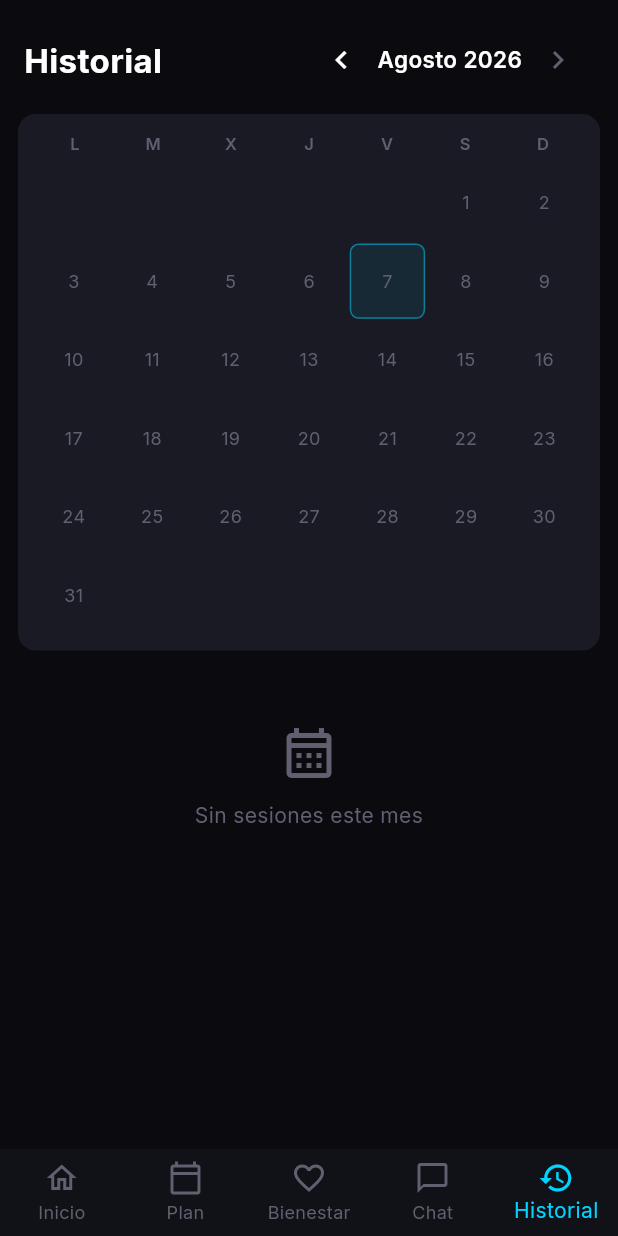
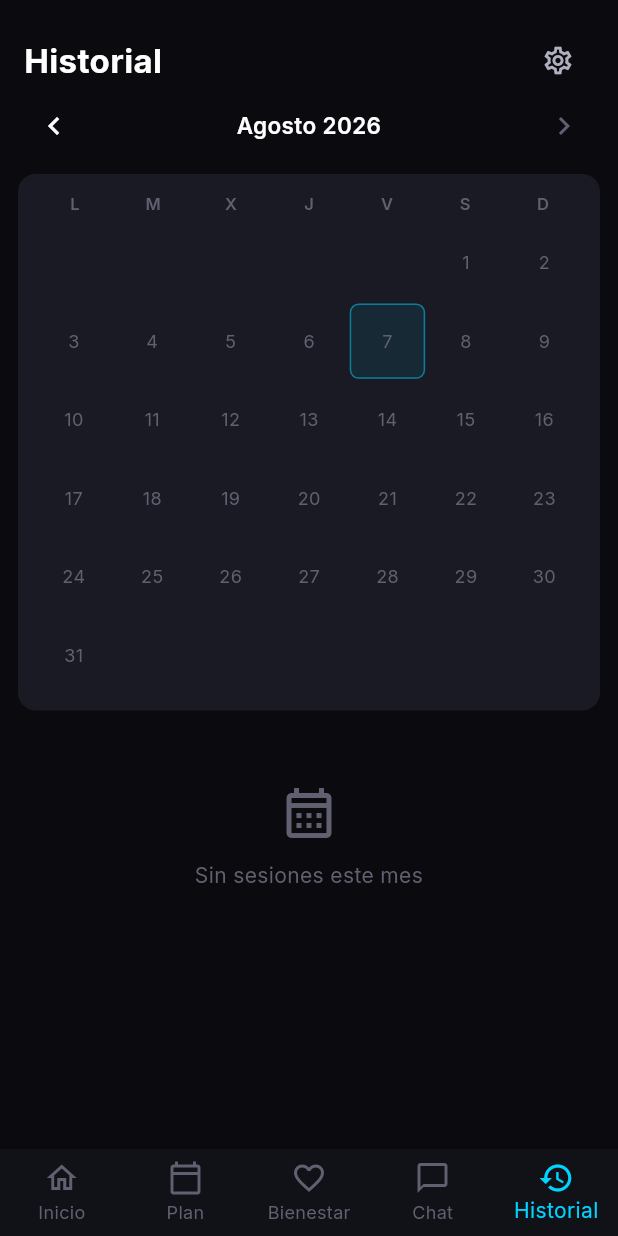
Before and after one commit to ritmooptimo-bot/RitmoOptimo, a Flutter app: the HistoryScreen screen opened by its route, on a phone screen of 412 x 824 dp. Run offline on Flutter 3.47's test engine with Material 3 defaults, Android fonts, the phone set to English and light mode, and no system bars; our stand-ins replace app_links, audioplayers, camera, dio, fl_chart, flutter_blue_plus and 16 more; accounts and stored records are empty; network calls fail; statements that could not run were skipped.

Commit message:
v7.19.0: los Ajustes, a mano desde cualquier pestaña
Habia UN solo acceso en toda la app: un icono de 20 px en una esquina de Inicio,
resto de cuando Ajustes era pestaña de la barra inferior. Al entrar el Chat perdio
su sitio y quedo ahi colgando. David dejo de encontrar donde cambiar el color de
la app — no porque se hubiera roto, sino porque el camino se habia escondido.

Ahora la rueda dentada esta en la cabecera de las CINCO: Inicio, Plan, Bienestar,
Chat e Historial.

- `lib/widgets/boton_ajustes.dart`: un solo widget, no cinco copias. Cinco copias
  acaban divergiendo y entonces el engranaje se ve distinto segun la pestaña.
  Lleva `compacto` para los dos sitios donde la fila va apretada.
- Abre con `push`, no `go`: Ajustes se pone ENCIMA de donde estabas y al volver
  sigues ahi. Con cinco puertas de entrada, perder el sitio se notaria cinco veces
  mas.

⚠️ EL DE HISTORIAL NO SE VEIA, Y SOLO SE VIO MIRANDO LA PANTALLA.

Su cabecera es propia, no un AppBar, y metia en la MISMA fila el titulo, las dos
flechas, el mes y el engranaje. Con la letra del sistema al 180 % no caben, y el
ultimo se sale de la pantalla SIN AVISAR: un Row recorta callado, no protesta.
Compilaba, el analizador no decia nada, y el boton sencillamente no estaba.
Titulo y mes pasan a filas distintas.

De paso, "CHECK-IN DIARIO" deja las mayusculas con letterSpacing 2 y pasa a
"Check-in diario": con la letra grande se lee peor y ocupa mas.

Verificado en el movil, pestaña por pestaña.

Co-Authored-By: Claude Fable 5 <noreply@anthropic.com>

```diff
--- a/lib/screens/chat/chat_screen.dart
+++ b/lib/screens/chat/chat_screen.dart
@@ -4,6 +4,7 @@ import 'package:flutter_riverpod/flutter_riverpod.dart';
 import '../../providers/skin_provider.dart';
 import '../../providers/chat_provider.dart';
 import '../../config/skins/skin_config.dart';
+import '../../widgets/boton_ajustes.dart';
 
 class ChatScreen extends ConsumerStatefulWidget {
   const ChatScreen({super.key});
@@ -94,6 +95,7 @@ class _ChatScreenState extends ConsumerState<ChatScreen> {
             Text('Ritmo Óptimo · estamos contigo', style: TextStyle(color: skin.textMuted, fontSize: 11)),
           ],
         ),
+        actions: const [BotonAjustes()],
       ),
       body: Column(
         children: [
--- a/lib/screens/history/history_screen.dart
+++ b/lib/screens/history/history_screen.dart
@@ -6,6 +6,7 @@ import '../../providers/skin_provider.dart';
 import '../../models/sport.dart';
 import '../../config/skins/skin_config.dart';
 import '../../core/network/api_client.dart';
+import '../../widgets/boton_ajustes.dart';
 
 class HistoryScreen extends ConsumerStatefulWidget {
   const HistoryScreen({super.key});
@@ -283,30 +284,51 @@ class _Header extends StatelessWidget {
       child: Column(
         crossAxisAlignment: CrossAxisAlignment.start,
         children: [
+          // ⚠️ TÍTULO Y MES EN FILAS DISTINTAS.
+          //
+          // Iban los cuatro en la misma: "Historial", las dos flechas, el mes y
+          // el engranaje. Con la letra del sistema al 180 % no caben, y el que
+          // sobra —el último— se sale de la pantalla sin avisar: el engranaje
+          // simplemente no aparecía. Un Row no protesta al recortar, se queda
+          // callado, y por eso hay que MIRAR la pantalla y no solo el código.
           Row(
             children: [
-              Text('Historial', style: TextStyle(
+              Expanded(
+                child: Text('Historial',
+                  maxLines: 1, overflow: TextOverflow.ellipsis,
+                  style: TextStyle(
                     color: skin.textPrimary,
                     fontSize: 22,
                     fontWeight: FontWeight.w700,
                   )),
-              const Spacer(),
+              ),
+              const BotonAjustes(),
+            ],
+          ),
+          Row(
+            children: [
               IconButton(
                 icon: Icon(Icons.chevron_left, color: skin.textPrimary),
                 onPressed: onPrev,
+                visualDensity: VisualDensity.compact,
               ),
-              Text(
+              Expanded(
+                child: Text(
                   '${monthNames[m.month]} ${m.year}',
+                  textAlign: TextAlign.center,
+                  maxLines: 1, overflow: TextOverflow.ellipsis,
                   style: TextStyle(
                     color: skin.textPrimary,
                     fontSize: 15,
                     fontWeight: FontWeight.w600,
                   ),
                 ),
+              ),
               IconButton(
                 icon: Icon(Icons.chevron_right,
                     color: isNow ? skin.textMuted : skin.textPrimary),
                 onPressed: isNow ? null : onNext,
+                visualDensity: VisualDensity.compact,
               ),
             ],
           ),
--- a/lib/screens/plan/week_plan_screen.dart
+++ b/lib/screens/plan/week_plan_screen.dart
@@ -6,6 +6,7 @@ import 'competitions_sheet.dart';
 import '../../providers/plan_calendar_provider.dart';
 import '../../config/skins/skin_config.dart';
 import '../../core/network/api_client.dart';
+import '../../widgets/boton_ajustes.dart';
 
 // Vista LISTA (semanal) — FutureProvider autoDispose: se reinicia al abrir.
 final _weekPlanProvider =
@@ -142,6 +143,7 @@ class _WeekPlanScreenState extends ConsumerState<WeekPlanScreen> {
             color: skin.accent,
             onPressed: () => _abrirCompeticiones(context),
           ),
+          const BotonAjustes(),
         ],
       ),
       body: Column(
--- /dev/null
+++ b/lib/widgets/boton_ajustes.dart
@@ -0,0 +1,42 @@
+import 'package:flutter/material.dart';
+import 'package:flutter_riverpod/flutter_riverpod.dart';
+import 'package:go_router/go_router.dart';
+import '../providers/skin_provider.dart';
+
+/// La rueda dentada que lleva a Ajustes, en la cabecera de TODAS las pestañas.
+///
+/// Antes había un único acceso en toda la app: un icono de 20 px en una esquina
+/// de Inicio, que sobrevivía de cuando Ajustes era una pestaña de la barra
+/// inferior. Al entrar el Chat perdió su sitio y quedó ahí colgando. David dejó
+/// de encontrar dónde cambiar el color de la app — y no porque se hubiera roto,
+/// sino porque el camino se había quedado escondido.
+///
+/// Va en un solo fichero a propósito: cinco copias del mismo botón acaban
+/// divergiendo, y entonces el engranaje se ve distinto según la pestaña.
+class BotonAjustes extends ConsumerWidget {
+  /// En Inicio el sitio es estrecho —comparte fila con el estado del día y el
+  /// aviso de alertas— y ahí el icono va compacto. En las barras normales cabe
+  /// a tamaño de siempre.
+  final bool compacto;
+
+  const BotonAjustes({super.key, this.compacto = false});
+
+  @override
+  Widget build(BuildContext context, WidgetRef ref) {
+    final skin = ref.watch(activeSkinProvider);
+    return IconButton(
+      icon: Icon(Icons.settings_outlined,
+          color: skin.textSecondary, size: compacto ? 20 : 22),
+      tooltip: 'Ajustes',
+      padding: compacto ? EdgeInsets.zero : null,
+      visualDensity: compacto ? VisualDensity.compact : null,
+      constraints: compacto
+          ? const BoxConstraints(minWidth: 32, minHeight: 32)
+          : null,
+      // push, no go: Ajustes se abre ENCIMA de la pestaña en la que estabas, y
+      // al volver sigues donde lo dejaste. Con `go` se perdería el sitio, y con
+      // cinco puertas de entrada eso se notaría cinco veces más.
+      onPressed: () => context.push('/profile'),
+    );
+  }
+}
--- a/pubspec.yaml
+++ b/pubspec.yaml
@@ -1,7 +1,7 @@
 name: ritmooptimo_mobile
 description: RitmoOptimo â€” Plataforma de Coaching Deportivo con IA
 publish_to: none
-version: 7.18.4+167
+version: 7.19.0+168
 
 environment:
   sdk: '>=3.3.0 <4.0.0'
```
Also changed, not shown: lib/screens/home/home_screen.dart (+5 -8 lines), lib/screens/wellness/wellness_screen.dart (+5 -2 lines). Lines whose indentation alone changed are shown as unchanged.
